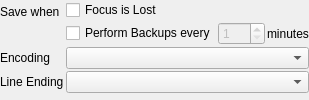
Old version of the form resources/ui/configure/filemanager.ui in the repository prymatex/prymatex.
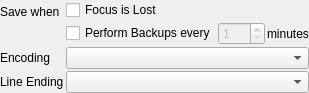
New version of the form. Icons and pictures are not drawn.

```diff
--- a/resources/ui/configure/filemanager.ui
+++ b/resources/ui/configure/filemanager.ui
@@ -2,6 +2,14 @@
 <ui version="4.0">
  <class>FileManagerDialog</class>
  <widget class="QDialog" name="FileManagerDialog">
+  <property name="geometry">
+   <rect>
+    <x>0</x>
+    <y>0</y>
+    <width>290</width>
+    <height>92</height>
+   </rect>
+  </property>
   <property name="windowTitle">
    <string>File Manager</string>
   </property>
```
Left out of the diff: 6 changed lines with no effect on the pictures.
